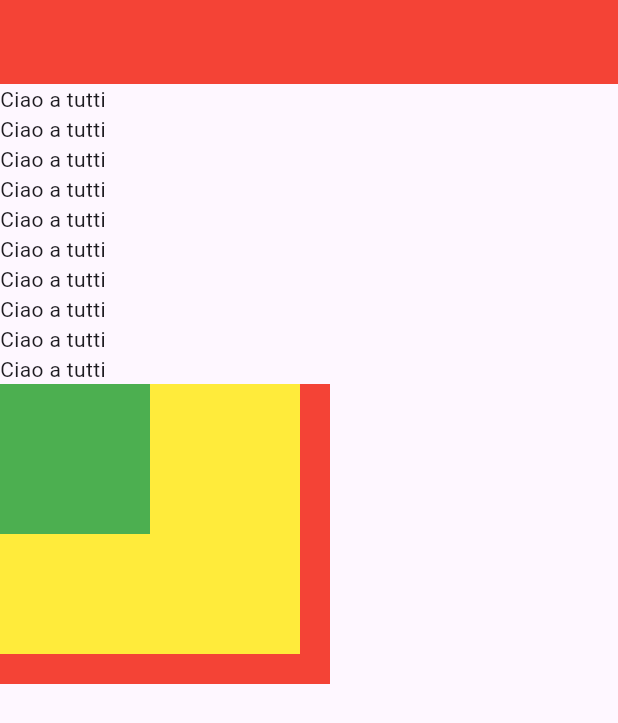
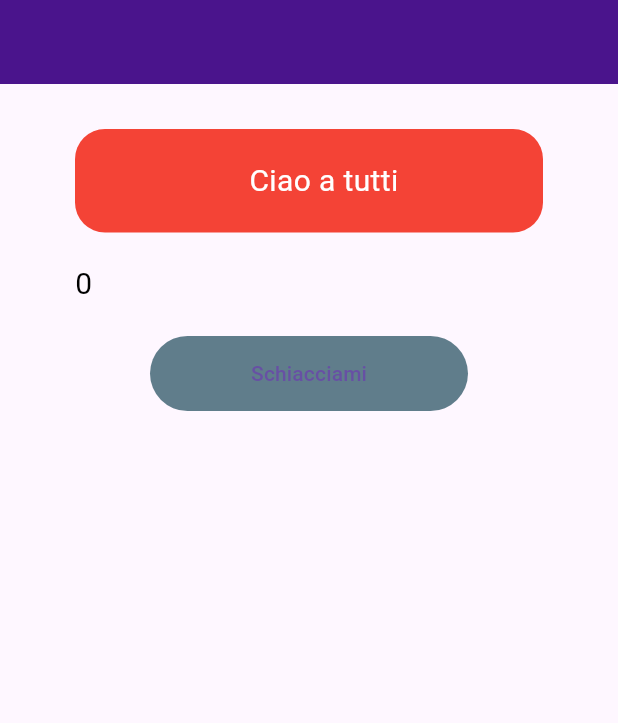
Before and after one commit to AresRebatto/flutter_lessons, a Flutter app: the screen it shows after launch, on a phone screen of 412 x 824 dp. Shown: the top 723 px of the screen. Run offline on Flutter 3.47's test engine with Material 3 defaults, Android fonts, the phone set to English and light mode, and no system bars.

Commit message:
second lesson and improve README.md

```diff
--- a/lib/main.dart
+++ b/lib/main.dart
@@ -1,4 +1,6 @@
 import 'package:flutter/material.dart';
+import 'package:flutter_lessons/pages/first_lesson.dart';
+import 'package:flutter_lessons/pages/scnd_lesson.dart';
 
 void main() {
   runApp(App());
@@ -10,52 +12,7 @@ class App extends StatelessWidget{
   @override
   Widget build(BuildContext context) {
     return MaterialApp(
-      home: HomePage(),
+      home: SecondLessonPage(),
     );
   }
 }
-
-class HomePage extends StatelessWidget{
-  const HomePage({super.key});
-
-  @override
-  Widget build(BuildContext context) {
-    return Scaffold(
-      appBar: AppBar(
-        backgroundColor: Colors.red,
-      ),
-      body: ListView(
-        children:[
-          //Per ridimensionare qualcosa, usare sizedBox
-          //Per mettere padding esiste Padding
-          //Container ci permette di avere più caratteristiche
-          for(int i = 0; i < 10; i++)
-            const Padding(
-              padding: EdgeInsets.only(right: 20.0),
-              child: Text("Ciao a tutti"),
-            ),
-          //Sovappone i widget in profondità
-          Stack(
-            children: [
-              Container(
-                color: Colors.red,
-                height: 200,
-                width: 220,
-              ),
-              Container(
-                color: Colors.yellow,
-                height: 180,
-                width: 200,
-              ),
-              Container(
-                color: Colors.green,
-                height: 100,
-                width: 100,
-              ),
-            ],
-          )
-        ],
-      ),
-    );
-  }
-}
--- /dev/null
+++ b/lib/pages/first_lesson.dart
@@ -0,0 +1,47 @@
+import 'package:flutter/material.dart';
+
+
+class HomePage extends StatelessWidget{
+  const HomePage({super.key});
+
+  @override
+  Widget build(BuildContext context) {
+    return Scaffold(
+      appBar: AppBar(
+        backgroundColor: Colors.red,
+      ),
+      body: ListView(
+        children:[
+          //Per ridimensionare qualcosa, usare sizedBox
+          //Per mettere padding esiste Padding
+          //Container ci permette di avere più caratteristiche
+          for(int i = 0; i < 10; i++)
+            const Padding(
+              padding: EdgeInsets.only(right: 20.0),
+              child: Text("Ciao a tutti"),
+            ),
+          //Sovappone i widget in profondità
+          Stack(
+            children: [
+              Container(
+                color: Colors.red,
+                height: 200,
+                width: 220,
+              ),
+              Container(
+                color: Colors.yellow,
+                height: 180,
+                width: 200,
+              ),
+              Container(
+                color: Colors.green,
+                height: 100,
+                width: 100,
+              ),
+            ],
+          )
+        ],
+      ),
+    );
+  }
+}
--- /dev/null
+++ b/lib/pages/scnd_lesson.dart
@@ -0,0 +1,93 @@
+import 'package:flutter/material.dart';
+
+
+class SecondLessonPage extends StatefulWidget{
+  const SecondLessonPage({super.key});
+
+  @override
+  State<StatefulWidget> createState() => SecondLessonPageState();
+}
+
+class SecondLessonPageState extends State<SecondLessonPage>
+{
+  @override
+  int testo = 0;
+  Widget build(BuildContext context) {
+    return Scaffold(
+      appBar: AppBar(
+        backgroundColor: Colors.purple.shade900,
+      ),
+
+      body: ListView(
+         children: [
+           contanier_label(),
+           padding_label(),
+           Container(
+             height: 50,
+             margin: const EdgeInsets.symmetric(horizontal: 100),
+             child: TextButton(
+               onPressed: (){
+                 setState(() {
+                   testo++;
+                 });
+               },
+                 style: const ButtonStyle(
+                   backgroundColor: MaterialStatePropertyAll(Colors.blueGrey),
+                 ),
+               child: Text("Schiacciami")
+             ),
+           )
+
+         ],
+      ),
+    );
+  }
+
+
+
+
+
+
+
+
+
+  Widget contanier_label()
+  {
+    //Imporre delle dimensioni precise: SizedBox
+    //Imporre un'allineamento nella pagina: Alignment
+    //Vogliamo dare un Padding: Padding
+     return Container(
+      margin: const EdgeInsets.only(top: 30, right: 50, left: 50),
+      //alignment: Alignment.center,
+      padding: const EdgeInsets.only(top: 20, bottom: 20, left: 20),
+      decoration: BoxDecoration(
+        color: Colors.red,
+        borderRadius: BorderRadius.circular(20),
+      ),
+      child: const Text(
+        "Ciao a tutti",
+        textAlign: TextAlign.center, //Al posto di alignment nel container
+        style: TextStyle(
+          color: Colors.white,
+          fontSize: 20,
+        ),
+      ),
+    );
+  }
+
+  Widget padding_label()
+  {
+    //Limitato solo al suo scopo: non abbiamo altri attributi da
+    //affibiargli
+    return Padding(
+      padding: const EdgeInsets.symmetric(vertical: 20, horizontal: 50),
+      child: Text(
+        "$testo",
+        style: const TextStyle(
+            color: Colors.black,
+            fontSize: 20
+        ),
+      ),
+    );
+  }
+}
```
Also changed, not shown: docimg/scndLessonImage.PNG (added), 1 other file.
